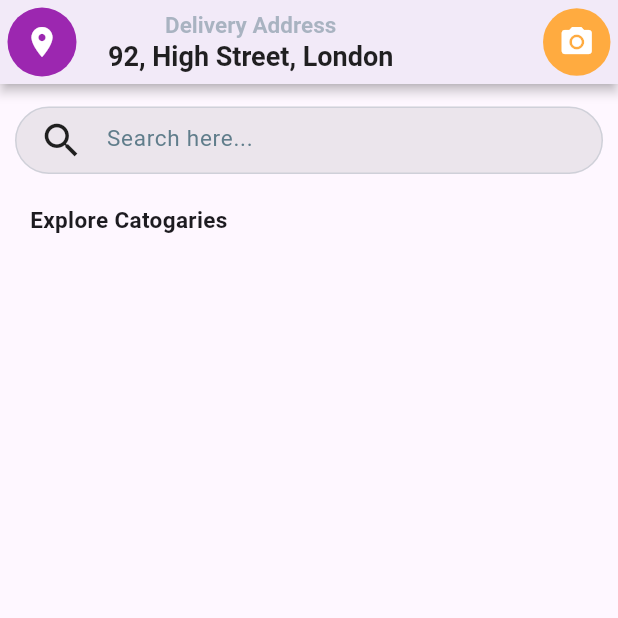
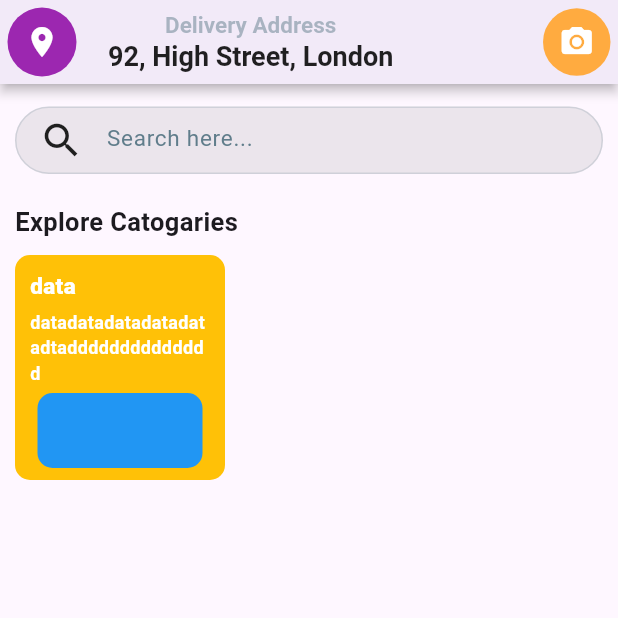
Before and after one commit to DP-Flutter-course/grocery-app-layout, a Flutter app: the screen it shows after launch, on a phone screen of 412 x 824 dp, the top half of it. Run offline on Flutter 3.47's test engine with Material 3 defaults, Android fonts, the phone set to English and light mode, and no system bars.

Commit message:
add container

```diff
--- a/grocery_app/lib/pages/homePage.dart
+++ b/grocery_app/lib/pages/homePage.dart
@@ -25,11 +25,79 @@ class HomePage extends StatelessWidget {
             SizedBox(height: 10),
 
             Padding(
-              padding: const EdgeInsets.only(left: 20),
+              padding: const EdgeInsets.fromLTRB(10, 0, 0, 10),
               child: Text(
                 'Explore Catogaries',
-                style: TextStyle(fontWeight: FontWeight.w600, fontSize: 15),
+                style: TextStyle(fontWeight: FontWeight.w600, fontSize: 17),
               ),
+            ),
+
+            Row(
+              children: [
+                Padding(
+                  padding: const EdgeInsets.only(left: 10),
+                  child: Container(
+                    height: 150,
+                    width: 140,
+                    decoration: BoxDecoration(
+                      borderRadius: BorderRadius.circular(10),
+                      color: Colors.amber,
+                    ),
+
+                    child: Column(
+                      crossAxisAlignment: CrossAxisAlignment.start,
+                      children: [
+                        Padding(
+                          padding: const EdgeInsets.fromLTRB(10, 10, 10, 0),
+                          child: Text(
+                            'data',
+                            style: TextStyle(
+                              color: Colors.white,
+                              fontWeight: FontWeight.w800,
+                              fontSize: 15,
+                            ),
+                          ),
+                        ),
+
+                        Padding(
+                          padding: const EdgeInsets.fromLTRB(10, 5, 10, 5),
+                          child: Text(
+                            'datadatadatadatadatadtadddddddddddddd',
+                            style: TextStyle(
+                              color: Colors.white,
+                              fontWeight: FontWeight.w600,
+                              fontSize: 12,
+                            ),
+                          ),
+                        ),
+
+                        Center(
+                          child: Container(
+                            height: 50,
+                            width: 110,
+                            decoration: BoxDecoration(
+                              borderRadius: BorderRadius.circular(10),
+                              color: Colors.blue
+                            ),
+                          ),
+                        )
+
+
+                      ],
+                    ),
+                  ),
+                ),
+
+                //2
+              ],
+            ),
+
+            Row(
+              children: [
+                //3
+
+                //4
+              ],
             ),
           ],
         ),
```
